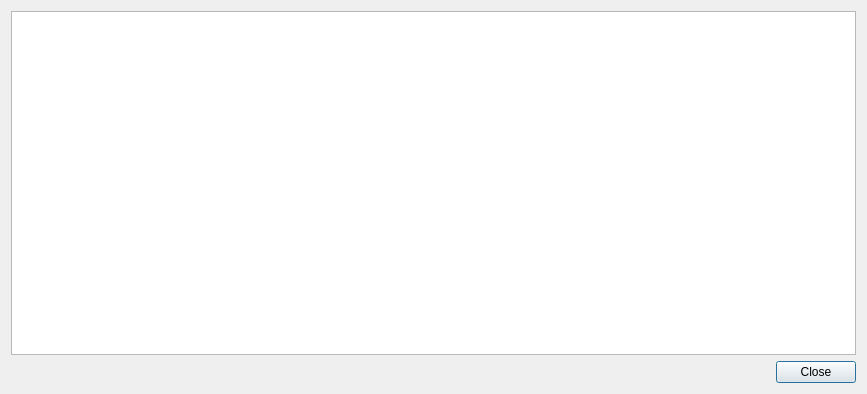
First picture: the form in JIO/dlgbeamcmd.ui, repository coolshou/qiperf, before the edit.
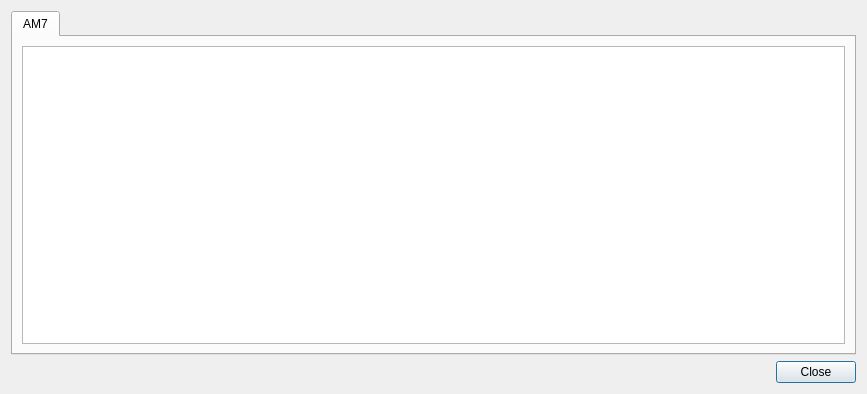
Second picture: the form after the edit.

What changed in the file:
```diff
--- a/JIO/dlgbeamcmd.ui
+++ b/JIO/dlgbeamcmd.ui
@@ -15,7 +15,21 @@
   </property>
   <layout class="QVBoxLayout" name="verticalLayout">
    <item>
-    <widget class="QTextEdit" name="textEdit"/>
+    <widget class="QTabWidget" name="tabWidget">
+     <property name="currentIndex">
+      <number>0</number>
+     </property>
+     <widget class="QWidget" name="tab">
+      <attribute name="title">
+       <string>AM7</string>
+      </attribute>
+      <layout class="QVBoxLayout" name="verticalLayout_2">
+       <item>
+        <widget class="QTextEdit" name="textEdit"/>
+       </item>
+      </layout>
+     </widget>
+    </widget>
    </item>
    <item>
     <widget class="QDialogButtonBox" name="buttonBox">
```
Left out of the diff: 2 changed lines with no effect on the pictures.
